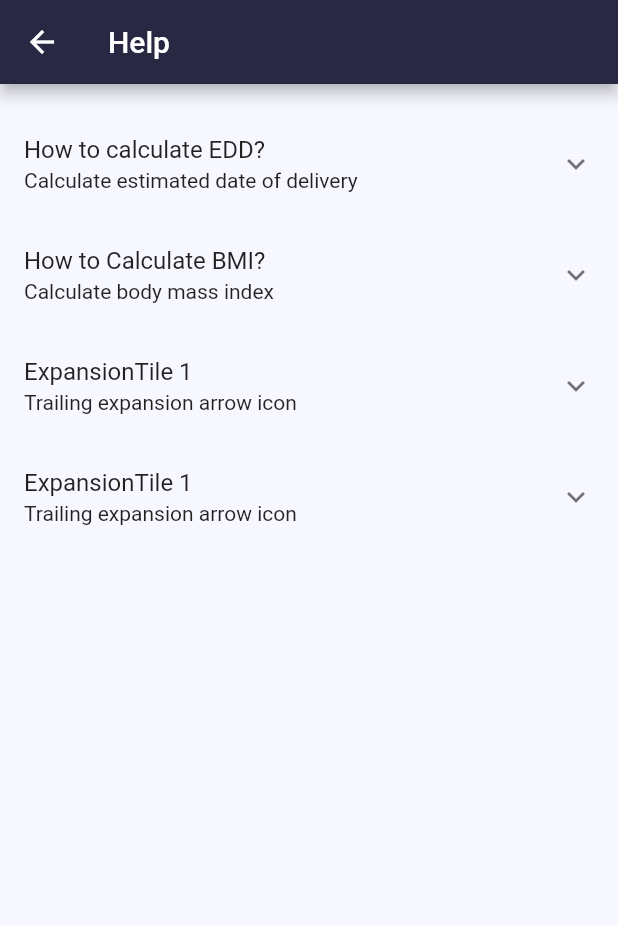
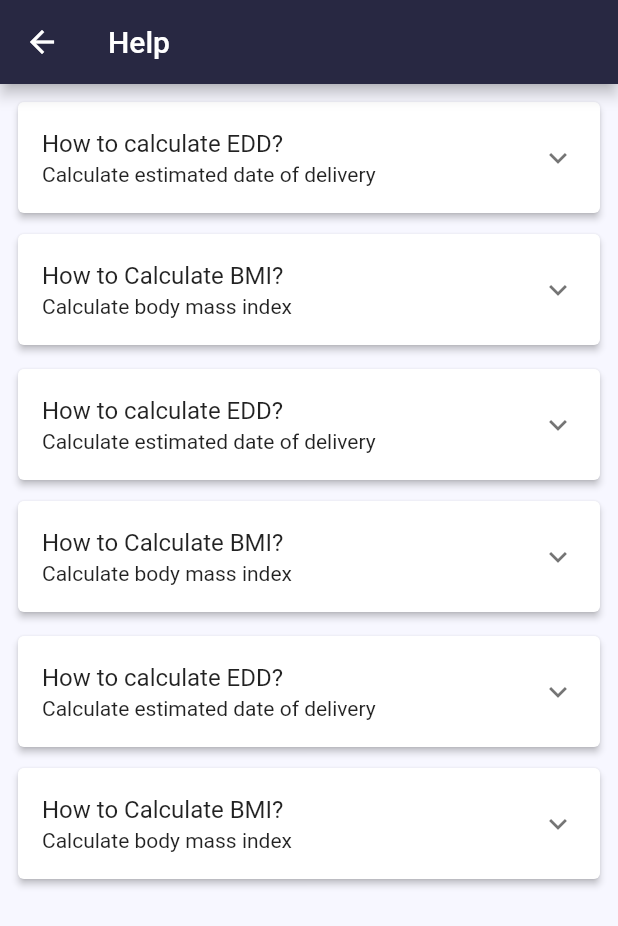
Before and after one commit to fasil712/mhis_mobile_app, a Flutter app: the HelpPage screen opened directly, on a phone screen of 412 x 824 dp. Shown: the top 926 px of the screen. Run offline on Flutter 3.47's test engine with Material 2 defaults, Android fonts, the phone set to English and light mode, and no system bars; our stand-ins replace carousel_slider, share, shared_preferences; accounts and stored records are empty; generated files the repository leaves out were written again.

Commit message:
update commit

```diff
--- a/lib/config/constants.dart
+++ b/lib/config/constants.dart
@@ -1,5 +1,5 @@
 class ApiConstants {
-  static String baseUrl = 'http://10.161.164.237:3000';
+  static String baseUrl = 'http://192.168.137.88:3000';
   static Map<String, String> headers = {"Content-Type": "application/json"};
   static String clientListEndpoint = '/clientList';
   static String addClientEndpoint = '/mobileRegister';
--- a/lib/model/client_data_model.dart
+++ b/lib/model/client_data_model.dart
@@ -4,8 +4,8 @@ import 'dart:convert';
 //     List<ClientDataModel>.from(
 //         json.decode(str).map((x) => ClientDataModel.fromJson(x)));
 
-String clientDataModelToJson(List<ClientDataModel> data) =>
-    json.encode(List<dynamic>.from(data.map((x) => x.toJson())));
+// String clientDataModelToJson(List<ClientDataModel> data) =>
+//     json.encode(List<dynamic>.from(data.map((x) => x.toJson())));
 
 class ClientDataModel {
   ClientDataModel({
--- a/lib/others/help.dart
+++ b/lib/others/help.dart
@@ -19,8 +19,11 @@ class _HelpPageState extends State<HelpPage> {
           title: Text(translation(context).help)),
       body: ListView(
         children: const <Widget>[
-          Padding(padding: EdgeInsets.all(8.0)),
-          ExpansionTile(
+          Padding(
+            padding: EdgeInsets.only(top: 8.0, left: 8.0, right: 8.0),
+            child: Card(
+              elevation: 2,
+              child: ExpansionTile(
                 title: Text('How to calculate EDD?'),
                 subtitle: Text('Calculate estimated date of delivery'),
                 children: <Widget>[
@@ -30,7 +33,13 @@ class _HelpPageState extends State<HelpPage> {
                   ),
                 ],
               ),
-          ExpansionTile(
+            ),
+          ),
+          Padding(
+            padding: EdgeInsets.only(top: 6.0, left: 8.0, right: 8.0),
+            child: Card(
+              elevation: 2,
+              child: ExpansionTile(
                 title: Text('How to Calculate BMI?'),
                 subtitle: Text('Calculate body mass index'),
                 children: <Widget>[
@@ -41,21 +50,73 @@ class _HelpPageState extends State<HelpPage> {
                   ),
                 ],
               ),
-          ExpansionTile(
-            title: Text('ExpansionTile 1'),
-            subtitle: Text('Trailing expansion arrow icon'),
-            children: <Widget>[
-              ListTile(title: Text('')),
-            ],
             ),
-          ExpansionTile(
-            title: Text('ExpansionTile 1'),
-            subtitle: Text('Trailing expansion arrow icon'),
+          ),
+          Padding(
+            padding: EdgeInsets.only(top: 8.0, left: 8.0, right: 8.0),
+            child: Card(
+              elevation: 2,
+              child: ExpansionTile(
+                title: Text('How to calculate EDD?'),
+                subtitle: Text('Calculate estimated date of delivery'),
                 children: <Widget>[
                   ListTile(
                     title: Text(
-                      'Lorem ipsum dolor sit amet, consectetur adipiscing elit, sed do eiusmod tempor incididunt ut labore et dolore magna aliqua. Ut enim ad minim veniam, quis nostrud exercitation ullamco laboris nisi ut aliquip ex ea commodo consequat. Duis aute irure dolor in reprehenderit in voluptate velit esse cillum dolore eu fugiat nulla pariatur. Excepteur sint occaecat cupidatat non proident, sunt in culpa qui officia deserunt mollit anim id est laborum.')),
+                        '1. Open navigation bar.\n2. Select "Estimated Date of Delivery" item. \n3. Enter first day of last period. \n4. Enter today\s date. \n5. Press "Calculate" button. \n6. If you want re-calculate press "Re-Calculate" button'),
+                  ),
                 ],
+              ),
+            ),
+          ),
+          Padding(
+            padding: EdgeInsets.only(top: 6.0, left: 8.0, right: 8.0),
+            child: Card(
+              elevation: 2,
+              child: ExpansionTile(
+                title: Text('How to Calculate BMI?'),
+                subtitle: Text('Calculate body mass index'),
+                children: <Widget>[
+                  ListTile(
+                    title: Text(
+                        '1. Open navigation bar.\n2. Select "Body Mass Index" item. \n3. Select your sex MALE or FEMALE. \n4. Round your HEIGHT. \n5. Add or Subtract your WEIGHT. \n6. Add or Subtract your AGE. \n7. Press "CALCULATE" button'),
+                    subtitle: Text("This help you!"),
+                  ),
+                ],
+              ),
+            ),
+          ),
+          Padding(
+            padding: EdgeInsets.only(top: 8.0, left: 8.0, right: 8.0),
+            child: Card(
+              elevation: 2,
+              child: ExpansionTile(
+                title: Text('How to calculate EDD?'),
+                subtitle: Text('Calculate estimated date of delivery'),
+                children: <Widget>[
+                  ListTile(
+                    title: Text(
+                        '1. Open navigation bar.\n2. Select "Estimated Date of Delivery" item. \n3. Enter first day of last period. \n4. Enter today\s date. \n5. Press "Calculate" button. \n6. If you want re-calculate press "Re-Calculate" button'),
+                  ),
+                ],
+              ),
+            ),
+          ),
+          Padding(
+            padding: EdgeInsets.only(top: 6.0, left: 8.0, right: 8.0),
+            child: Card(
+              elevation: 2,
+              child: ExpansionTile(
+                title: Text('How to Calculate BMI?'),
+                subtitle: Text('Calculate body mass index'),
+                children: <Widget>[
+                  ListTile(
+                    title: Text(
+                        '1. Open navigation bar.\n2. Select "Body Mass Index" item. \n3. Select your sex MALE or FEMALE. \n4. Round your HEIGHT. \n5. Add or Subtract your WEIGHT. \n6. Add or Subtract your AGE. \n7. Press "CALCULATE" button'),
+                    subtitle: Text("This help you!"),
+                  ),
+                ],
+              ),
+            ),
           ),
         ],
       ),
--- a/lib/screens/login_screen.dart
+++ b/lib/screens/login_screen.dart
@@ -99,7 +99,6 @@ class _LoginPageState extends State<LoginPage> {
                     ),
                     TextFormField(
                       decoration: InputDecoration(
-                          isDense: true,
                           border: OutlineInputBorder(
                             borderRadius: BorderRadius.circular(10),
                           ),
--- a/lib/screens/register_screen.dart
+++ b/lib/screens/register_screen.dart
@@ -26,7 +26,7 @@ class _RegisterPageState extends State<RegisterPage> {
   final _kebelecontroller = TextEditingController();
 
   _register() {
-    registerUser(
+    registerClient(
         _useridcontroller.text,
         _facilitynamecontroller.text,
         _mrncontroller.text,
--- a/lib/services/login_auth_service.dart
+++ b/lib/services/login_auth_service.dart
@@ -4,12 +4,12 @@ import 'package:pregmomcare/config/constants.dart';
 
 class AuthServices {
   static Future<http.Response> login(String username, String password, String role) async {
-    Map data = {
+    Map user = {
       "uname": username,
       "password": password,
       "role": role,
     };
-    var body = json.encode(data);
+    var body = json.encode(user);
     var url = Uri.parse(ApiConstants.baseUrl + ApiConstants.usersLoginEndpoint);
     http.Response response = await http.post(
       url,
--- a/lib/services/register_user_services.dart
+++ b/lib/services/register_user_services.dart
@@ -4,7 +4,7 @@ import 'package:pregmomcare/config/constants.dart';
 
 import 'package:pregmomcare/model/client_data_model.dart';
 
-Future<ClientDataModel> registerUser(
+Future<ClientDataModel> registerClient(
     String userId,
     String facilityname,
     String mrn,
@@ -52,47 +52,3 @@ Future<ClientDataModel> registerUser(
     throw Exception('Failed to create user.');
   }
 }
-
-// class RegisterAuthServices {
-//   static Future<http.Response> register(
-//       String userId,
-//       String facilityname,
-//       String mrn,
-//       String registrationdate,
-//       String firstname,
-//       String lastname,
-//       String grandfathername,
-//       String age,
-//       String sex,
-//       String email,
-//       String phonenumber,
-//       String region,
-//       String woreda,
-//       String kebele) async {
-//     Map data = {
-//       'userId': userId,
-//       'facility_name': facilityname,
-//       'mrn': mrn,
-//       'date_of_reg': registrationdate,
-//       'fname': firstname,
-//       'lname': lastname,
-//       'gfname': grandfathername,
-//       'age': age,
-//       'gender': sex,
-//       'email': email,
-//       'phone': phonenumber,
-//       'region': region,
-//       'city': woreda,
-//       'kebele': kebele,
-//     };
-//     var body = json.encode(data);
-//     var url = Uri.parse(ApiConstants.baseUrl + ApiConstants.addClientEndpoint);
-//     http.Response response = await http.post(
-//       url,
-//       headers: {"Content-Type": "application/json"},
-//       body: body,
-//     );
-//     print(response.body);
-//     return response;
-//   }
-// }
```
Lines whose indentation alone changed are shown as unchanged.
